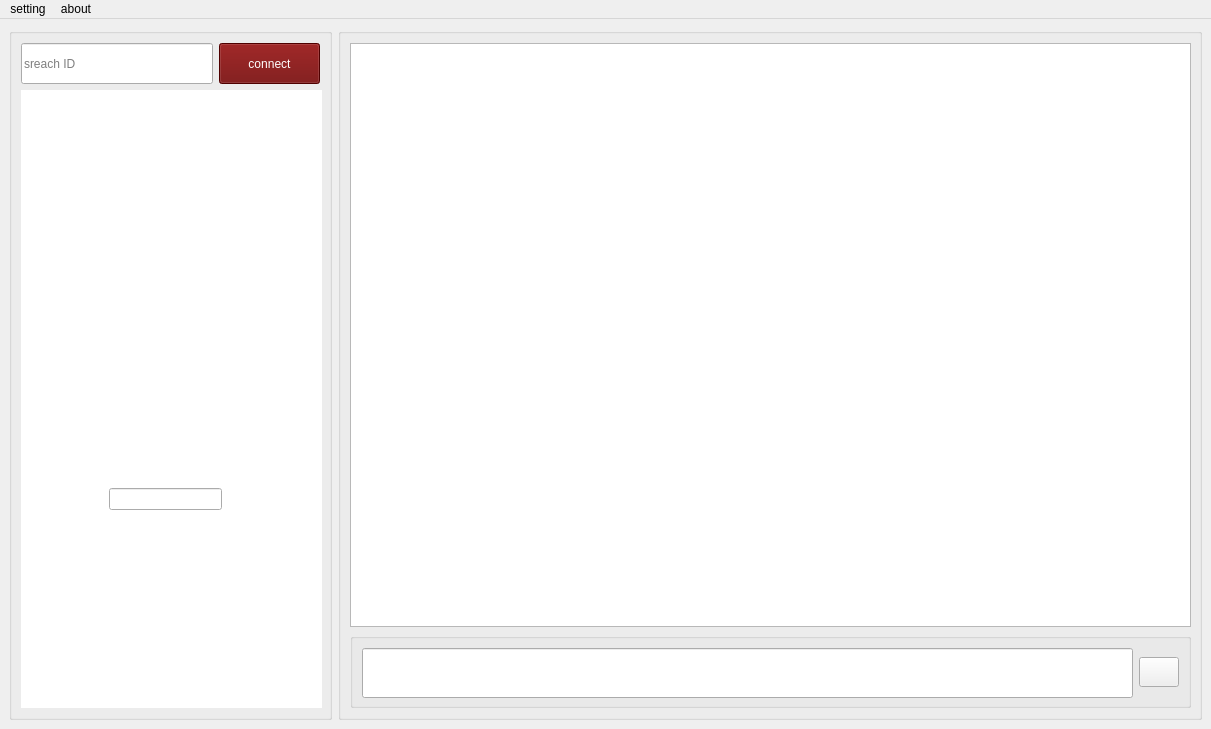
Above: chatroom.ui from Pourya231/converso before the change. Below: the same form after it.
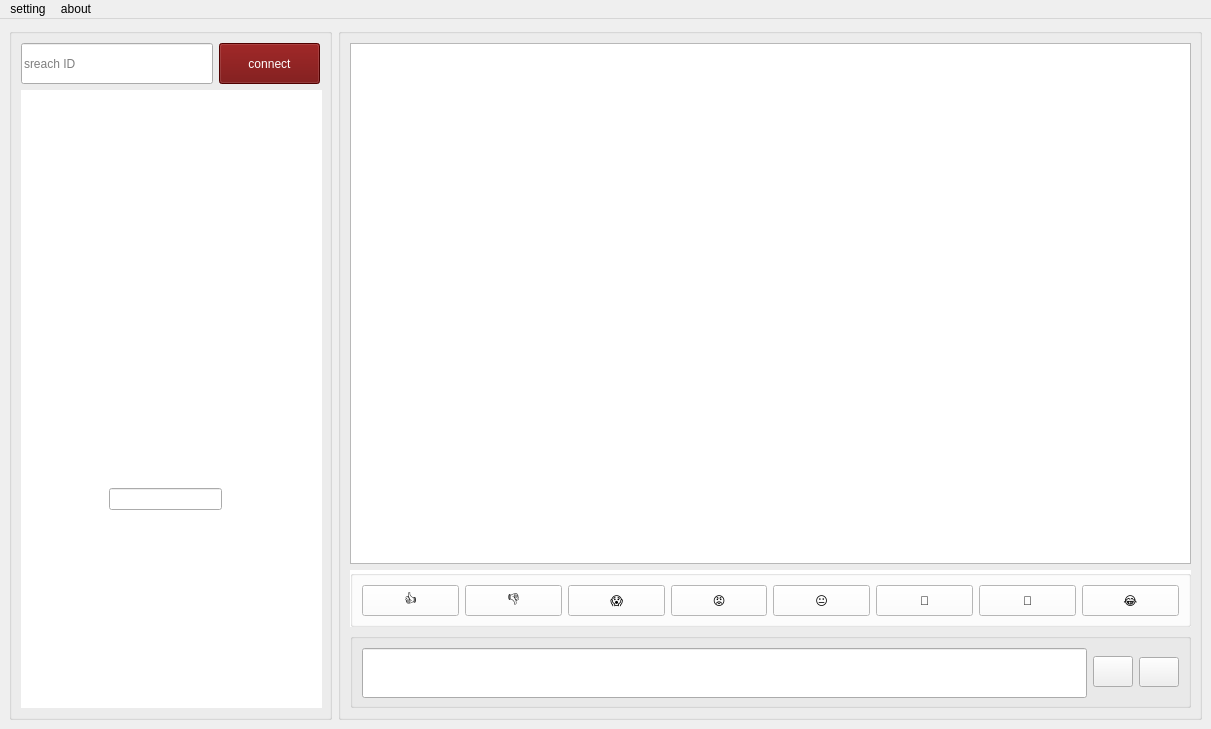
That is the form after the change. Icons and pictures are not drawn.

Commit message: emoji is added.

```diff
--- a/chatroom.ui
+++ b/chatroom.ui
@@ -39,41 +39,6 @@
        <string/>
       </property>
       <layout class="QGridLayout" name="gridLayout">
-       <item row="0" column="1">
-        <widget class="QPushButton" name="pushButton_2">
-         <property name="minimumSize">
-          <size>
-           <width>101</width>
-           <height>41</height>
-          </size>
-         </property>
-         <property name="styleSheet">
-          <string notr="true">font: 14pt &quot;MS Shell Dlg 2&quot;;
-background-color: rgb(110, 0, 0);
-color: rgb(255, 255, 255);</string>
-         </property>
-         <property name="text">
-          <string>connect</string>
-         </property>
-        </widget>
-       </item>
-       <item row="0" column="0">
-        <widget class="QLineEdit" name="lineEdit_3">
-         <property name="minimumSize">
-          <size>
-           <width>191</width>
-           <height>41</height>
-          </size>
-         </property>
-         <property name="styleSheet">
-          <string notr="true">font: 11pt &quot;MS Shell Dlg 2&quot;;
-color: rgb(0, 0, 0);</string>
-         </property>
-         <property name="placeholderText">
-          <string>sreach ID</string>
-         </property>
-        </widget>
-       </item>
        <item row="1" column="0" colspan="2">
         <widget class="QListWidget" name="listWidget">
          <property name="minimumSize">
@@ -92,6 +57,41 @@
          </property>
         </widget>
        </item>
+       <item row="0" column="0">
+        <widget class="QLineEdit" name="lineEdit_3">
+         <property name="minimumSize">
+          <size>
+           <width>191</width>
+           <height>41</height>
+          </size>
+         </property>
+         <property name="styleSheet">
+          <string notr="true">font: 11pt &quot;MS Shell Dlg 2&quot;;
+color: rgb(0, 0, 0);</string>
+         </property>
+         <property name="placeholderText">
+          <string>sreach ID</string>
+         </property>
+        </widget>
+       </item>
+       <item row="0" column="1">
+        <widget class="QPushButton" name="pushButton_2">
+         <property name="minimumSize">
+          <size>
+           <width>101</width>
+           <height>41</height>
+          </size>
+         </property>
+         <property name="styleSheet">
+          <string notr="true">font: 14pt &quot;MS Shell Dlg 2&quot;;
+background-color: rgb(110, 0, 0);
+color: rgb(255, 255, 255);</string>
+         </property>
+         <property name="text">
+          <string>connect</string>
+         </property>
+        </widget>
+       </item>
       </layout>
       <widget class="QLineEdit" name="lineEdit_2">
        <property name="geometry">
@@ -116,7 +116,7 @@
       <property name="title">
        <string/>
       </property>
-      <layout class="QGridLayout" name="gridLayout_4">
+      <layout class="QGridLayout" name="gridLayout_5">
        <item row="0" column="0">
         <widget class="QListWidget" name="listWidget_2">
          <property name="sizePolicy">
@@ -128,7 +128,7 @@
          <property name="minimumSize">
           <size>
            <width>841</width>
-           <height>581</height>
+           <height>521</height>
           </size>
          </property>
          <property name="styleSheet">
@@ -139,6 +139,140 @@
         </widget>
        </item>
        <item row="1" column="0">
+        <widget class="QGroupBox" name="groupBox_4">
+         <property name="minimumSize">
+          <size>
+           <width>841</width>
+           <height>52</height>
+          </size>
+         </property>
+         <property name="maximumSize">
+          <size>
+           <width>10000</width>
+           <height>10000</height>
+          </size>
+         </property>
+         <property name="layoutDirection">
+          <enum>Qt::RightToLeft</enum>
+         </property>
+         <property name="styleSheet">
+          <string notr="true">background-color: rgb(255, 255, 255);</string>
+         </property>
+         <property name="title">
+          <string/>
+         </property>
+         <layout class="QGridLayout" name="gridLayout_4">
+          <item row="0" column="0">
+           <widget class="QPushButton" name="pushButton_11">
+            <property name="minimumSize">
+             <size>
+              <width>93</width>
+              <height>31</height>
+             </size>
+            </property>
+            <property name="text">
+             <string>😂</string>
+            </property>
+            <property name="flat">
+             <bool>false</bool>
+            </property>
+           </widget>
+          </item>
+          <item row="0" column="1">
+           <widget class="QPushButton" name="pushButton_10">
+            <property name="minimumSize">
+             <size>
+              <width>93</width>
+              <height>31</height>
+             </size>
+            </property>
+            <property name="text">
+             <string>🤣</string>
+            </property>
+           </widget>
+          </item>
+          <item row="0" column="2">
+           <widget class="QPushButton" name="pushButton_9">
+            <property name="minimumSize">
+             <size>
+              <width>93</width>
+              <height>31</height>
+             </size>
+            </property>
+            <property name="text">
+             <string>🙂</string>
+            </property>
+           </widget>
+          </item>
+          <item row="0" column="3">
+           <widget class="QPushButton" name="pushButton_8">
+            <property name="minimumSize">
+             <size>
+              <width>93</width>
+              <height>31</height>
+             </size>
+            </property>
+            <property name="text">
+             <string>😐</string>
+            </property>
+           </widget>
+          </item>
+          <item row="0" column="4">
+           <widget class="QPushButton" name="pushButton_7">
+            <property name="minimumSize">
+             <size>
+              <width>93</width>
+              <height>31</height>
+             </size>
+            </property>
+            <property name="text">
+             <string>😡</string>
+            </property>
+           </widget>
+          </item>
+          <item row="0" column="5">
+           <widget class="QPushButton" name="pushButton_6">
+            <property name="minimumSize">
+             <size>
+              <width>93</width>
+              <height>31</height>
+             </size>
+            </property>
+            <property name="text">
+             <string>😱</string>
+            </property>
+           </widget>
+          </item>
+          <item row="0" column="6">
+           <widget class="QPushButton" name="pushButton_5">
+            <property name="minimumSize">
+             <size>
+              <width>93</width>
+              <height>31</height>
+             </size>
+            </property>
+            <property name="text">
+             <string>👎</string>
+            </property>
+           </widget>
+          </item>
+          <item row="0" column="7">
+           <widget class="QPushButton" name="pushButton_4">
+            <property name="minimumSize">
+             <size>
+              <width>93</width>
+              <height>31</height>
+             </size>
+            </property>
+            <property name="text">
+             <string>👍</string>
+            </property>
+           </widget>
+          </item>
+         </layout>
+        </widget>
+       </item>
+       <item row="2" column="0">
         <widget class="QGroupBox" name="groupBox_3">
          <property name="minimumSize">
           <size>
@@ -156,6 +290,28 @@
           <string/>
          </property>
          <layout class="QGridLayout" name="gridLayout_2">
+          <item row="0" column="1">
+           <widget class="QPushButton" name="pushButton_3">
+            <property name="minimumSize">
+             <size>
+              <width>31</width>
+              <height>31</height>
+             </size>
+            </property>
+            <property name="styleSheet">
+             <string notr="true">border-image: url(:/new/prefix1/Emoji.png);</string>
+            </property>
+            <property name="text">
+             <string/>
+            </property>
+            <property name="default">
+             <bool>false</bool>
+            </property>
+            <property name="flat">
+             <bool>false</bool>
+            </property>
+           </widget>
+          </item>
           <item row="0" column="0">
            <widget class="QLineEdit" name="lineEdit">
             <property name="sizePolicy">
@@ -184,7 +340,7 @@
             </property>
            </widget>
           </item>
-          <item row="0" column="1">
+          <item row="0" column="2">
            <widget class="QPushButton" name="pushButton">
             <property name="sizePolicy">
              <sizepolicy hsizetype="Maximum" vsizetype="Fixed">
@@ -221,7 +377,7 @@
      <x>0</x>
      <y>0</y>
      <width>1211</width>
-     <height>25</height>
+     <height>26</height>
     </rect>
    </property>
    <widget class="QMenu" name="menusetting">
```
The commit also changes 9 other files.
